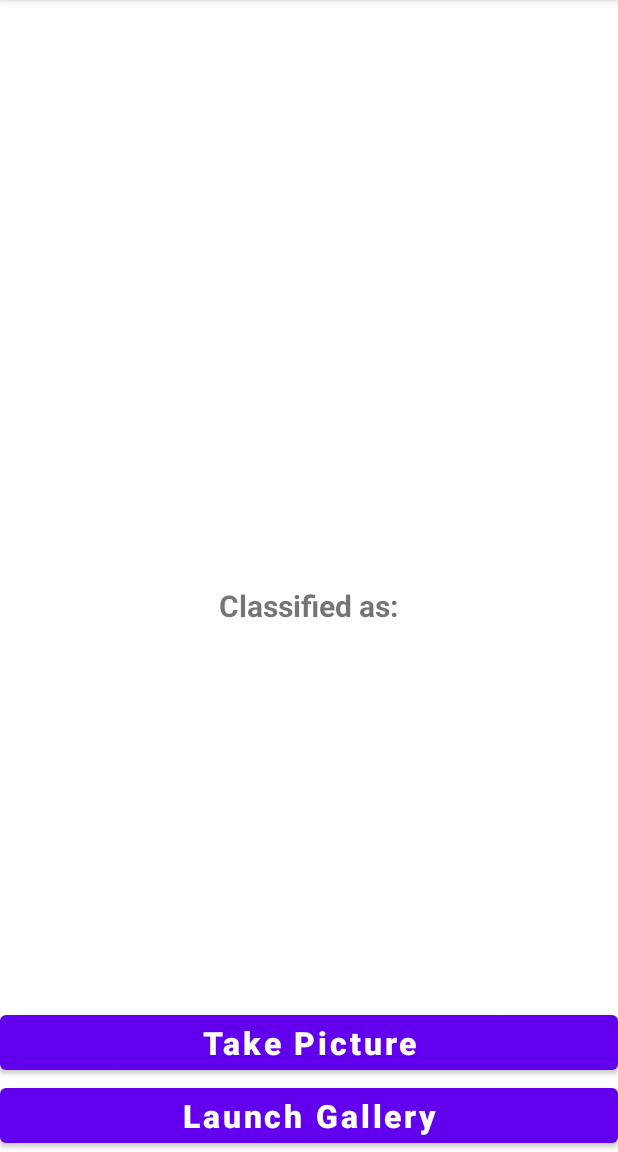
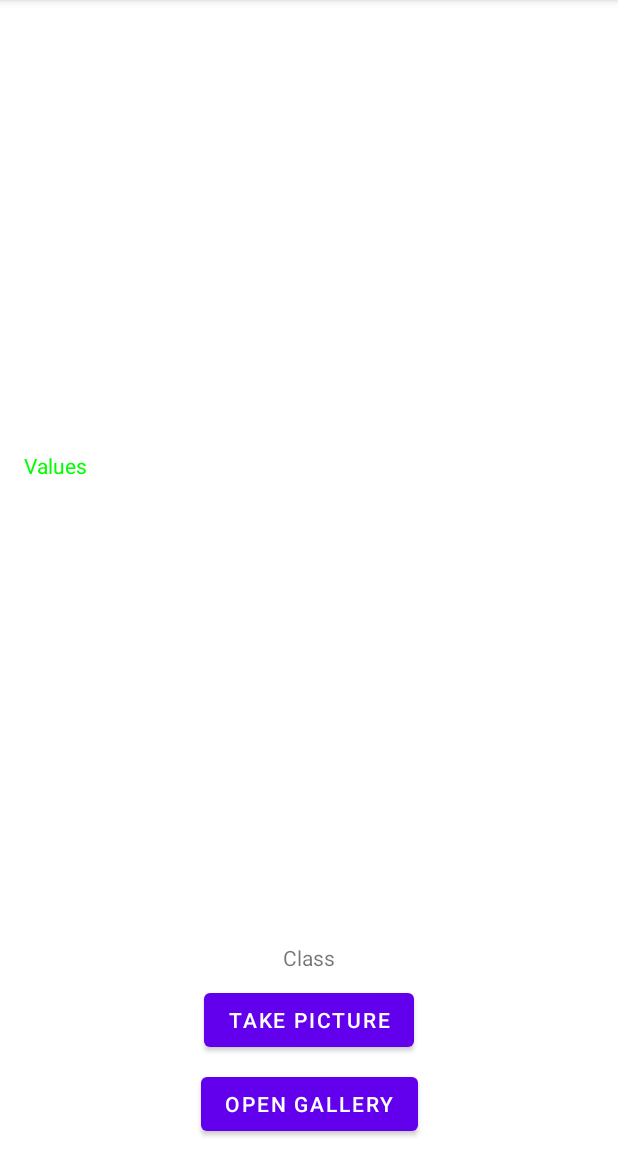
Before and after one commit to drazen-b/RUAP_Projekt, an Android app: the screen it shows after launch (MainActivity), on a phone screen of 412 x 824 dp, the part 84-1236 px from its top. Run offline under Robolectric (Android 15) with nearby library versions, the phone set to English and light mode, and no system bars; libraries missing offline, so code that uses them is left out: org.tensorflow.lite.

Commit message:
Updated App

```diff
--- a/AndroidApp/app/build.gradle
+++ b/AndroidApp/app/build.gradle
@@ -51,4 +51,5 @@ dependencies {
     testImplementation 'junit:junit:4.13.2'
     androidTestImplementation 'androidx.test.ext:junit:1.1.4'
     androidTestImplementation 'androidx.test.espresso:espresso-core:3.5.0'
+
 }
--- a/AndroidApp/app/src/main/AndroidManifest.xml
+++ b/AndroidApp/app/src/main/AndroidManifest.xml
@@ -1,6 +1,10 @@
 <?xml version="1.0" encoding="utf-8"?>
 <manifest xmlns:android="http://schemas.android.com/apk/res/android"
     xmlns:tools="http://schemas.android.com/tools">
+
+    <uses-permission android:name="android.permission.CAMERA"/>
+    <uses-permission android:name="android.permission.READ_EXTERNAL_STORAGE" />
+    <uses-permission android:name="android.permission.WRITE_EXTERNAL_STORAGE" />
 
     <application
         android:allowBackup="true"
--- a/AndroidApp/app/src/main/res/layout/activity_main.xml
+++ b/AndroidApp/app/src/main/res/layout/activity_main.xml
@@ -1,60 +1,74 @@
 <?xml version="1.0" encoding="utf-8"?>
-<RelativeLayout xmlns:android="http://schemas.android.com/apk/res/android"
+<androidx.constraintlayout.widget.ConstraintLayout xmlns:android="http://schemas.android.com/apk/res/android"
+    xmlns:app="http://schemas.android.com/apk/res-auto"
     xmlns:tools="http://schemas.android.com/tools"
+    android:id="@+id/relativeLayout"
     android:layout_width="match_parent"
     android:layout_height="match_parent"
     tools:context=".MainActivity">
 
     <Button
-        android:layout_width="match_parent"
-        android:layout_height="wrap_content"
-        android:layout_centerInParent="true"
-        android:id="@+id/button"
-        android:text="Take Picture"
-        android:textAllCaps="false"
-        android:layout_above="@id/button2"
-        android:textSize="21sp"
-        android:textStyle="bold"
-        />
-    <Button
-        android:layout_width="match_parent"
-        android:layout_height="wrap_content"
-        android:layout_centerInParent="true"
-        android:id="@+id/button2"
-        android:text="Launch Gallery"
-        android:textAllCaps="false"
-        android:layout_alignParentBottom="true"
-        android:textSize="21sp"
-        android:textStyle="bold"
-        />
-    <ImageView
-        android:layout_width="370sp"
-        android:layout_height="370sp"
-        android:layout_centerHorizontal="true"
-        android:id="@+id/imageView"
-        android:layout_marginTop="10sp"
-        />
-    <TextView
+        android:id="@+id/btnCamera"
         android:layout_width="wrap_content"
         android:layout_height="wrap_content"
-        android:layout_centerHorizontal="true"
-        android:text="Classified as:"
-        android:textStyle="bold"
-        android:textSize="20sp"
-        android:id="@+id/classified"
-        android:layout_below="@+id/imageView"
-        android:layout_marginTop="10sp"
-        />
-    <TextView
+        android:layout_marginBottom="8dp"
+        android:text="Take Picture"
+        app:layout_constraintBottom_toTopOf="@+id/btnGallery"
+        app:layout_constraintEnd_toEndOf="parent"
+        app:layout_constraintStart_toStartOf="parent" />
+
+    <Button
+        android:id="@+id/btnGallery"
         android:layout_width="wrap_content"
         android:layout_height="wrap_content"
-        android:layout_centerHorizontal="true"
-        android:text=""
-        android:textColor="#C30000"
-        android:textStyle="bold"
-        android:textSize="27sp"
-        android:id="@+id/result"
-        android:layout_below="@+id/classified"
-        />
+        android:layout_marginBottom="8dp"
+        android:text="Open Gallery"
+        app:layout_constraintBottom_toBottomOf="parent"
+        app:layout_constraintEnd_toEndOf="parent"
+        app:layout_constraintStart_toStartOf="parent" />
 
-</RelativeLayout>
+    <ImageView
+        android:id="@+id/ivImage"
+        android:layout_width="0dp"
+        android:layout_height="0dp"
+        android:layout_marginBottom="8dp"
+        app:layout_constraintBottom_toTopOf="@+id/tvClass"
+        app:layout_constraintEnd_toEndOf="parent"
+        app:layout_constraintStart_toStartOf="parent"
+        app:layout_constraintTop_toTopOf="parent"
+        tools:srcCompat="@tools:sample/avatars" />
+
+    <ImageView
+        android:id="@+id/ivImageCompressed"
+        android:layout_width="100dp"
+        android:layout_height="100dp"
+        android:layout_marginTop="16dp"
+        android:layout_marginEnd="16dp"
+        app:layout_constraintEnd_toEndOf="parent"
+        app:layout_constraintTop_toTopOf="parent"
+        tools:srcCompat="@tools:sample/avatars" />
+
+    <TextView
+        android:id="@+id/tvClassValues"
+        android:layout_width="wrap_content"
+        android:layout_height="wrap_content"
+        android:layout_marginStart="16dp"
+        android:shadowColor="@color/black"
+        android:shadowRadius="@integer/material_motion_duration_long_2"
+        android:text="Values"
+        android:textColor="@color/green"
+        app:layout_constraintBottom_toBottomOf="@+id/ivImage"
+        app:layout_constraintStart_toStartOf="parent"
+        app:layout_constraintTop_toTopOf="@+id/ivImage" />
+
+    <TextView
+        android:id="@+id/tvClass"
+        android:layout_width="wrap_content"
+        android:layout_height="wrap_content"
+        android:layout_marginBottom="8dp"
+        android:text="Class"
+        app:layout_constraintBottom_toTopOf="@+id/btnCamera"
+        app:layout_constraintEnd_toEndOf="parent"
+        app:layout_constraintStart_toStartOf="parent" />
+
+</androidx.constraintlayout.widget.ConstraintLayout>
--- a/AndroidApp/app/src/main/res/values/colors.xml
+++ b/AndroidApp/app/src/main/res/values/colors.xml
@@ -7,4 +7,5 @@
     <color name="teal_700">#FF018786</color>
     <color name="black">#FF000000</color>
     <color name="white">#FFFFFFFF</color>
+    <color name="green">#00ff00</color>
 </resources>
```
Also changed, not shown: AndroidApp/app/src/main/java/com/ferit/cifar/MainActivity.kt (+124 -16 lines).
